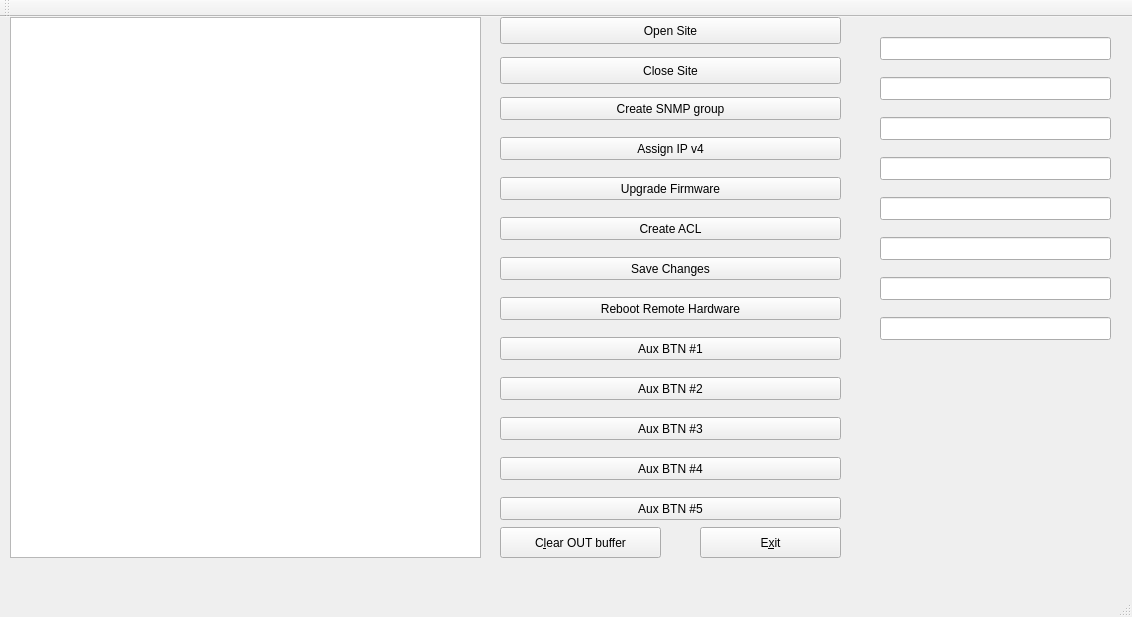
metallistov20/trafinject-2, file iface.ui: the form before one commit.
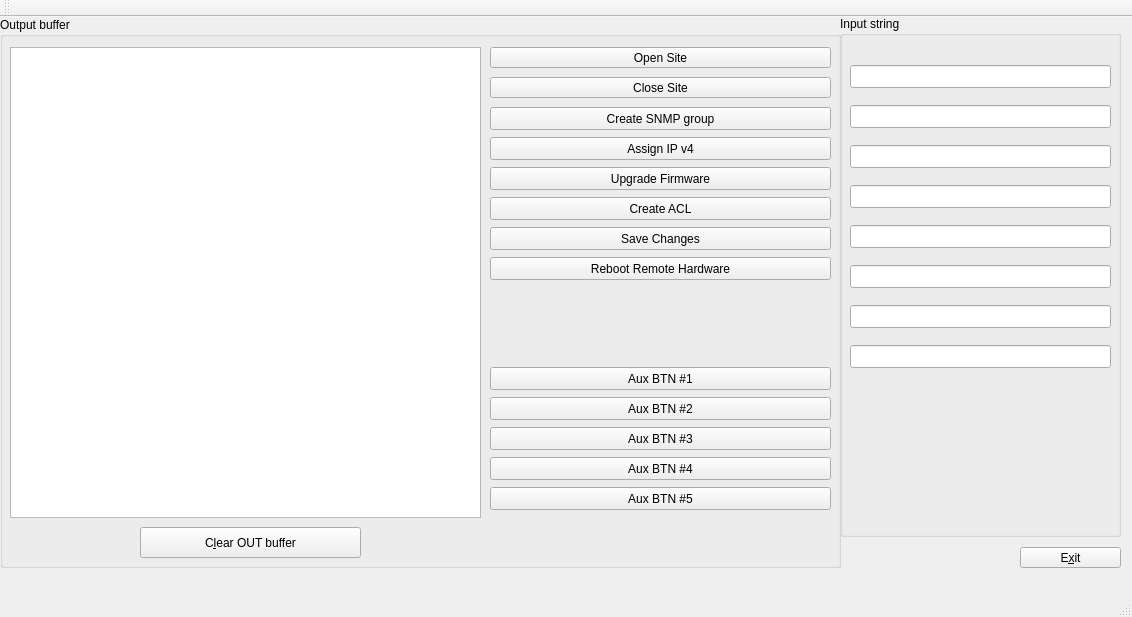
The form after the commit.

The edit to the form file:
```diff
--- a/iface.ui
+++ b/iface.ui
@@ -14,59 +14,128 @@
    <string>iface</string>
   </property>
   <widget class="QWidget" name="centralWidget">
-   <widget class="QTextBrowser" name="textBrowser">
+   <widget class="QLineEdit" name="lineEdit">
     <property name="geometry">
      <rect>
-      <x>10</x>
-      <y>0</y>
-      <width>471</width>
-      <height>541</height>
+      <x>850</x>
+      <y>48</y>
+      <width>261</width>
+      <height>23</height>
      </rect>
     </property>
    </widget>
-   <widget class="QPushButton" name="pushButton">
+   <widget class="QLineEdit" name="lineEdit_2">
     <property name="geometry">
      <rect>
-      <x>500</x>
-      <y>0</y>
-      <width>341</width>
-      <height>27</height>
+      <x>850</x>
+      <y>88</y>
+      <width>261</width>
+      <height>23</height>
      </rect>
     </property>
-    <property name="text">
-     <string>Open Site</string>
+   </widget>
+   <widget class="QLineEdit" name="lineEdit_3">
+    <property name="geometry">
+     <rect>
+      <x>850</x>
+      <y>128</y>
+      <width>261</width>
+      <height>23</height>
+     </rect>
     </property>
    </widget>
-   <widget class="QPushButton" name="pushButton_2">
+   <widget class="QLineEdit" name="lineEdit_4">
     <property name="geometry">
      <rect>
-      <x>500</x>
-      <y>40</y>
+      <x>850</x>
+      <y>168</y>
+      <width>261</width>
+      <height>23</height>
+     </rect>
+    </property>
+   </widget>
+   <widget class="QLineEdit" name="lineEdit_5">
+    <property name="geometry">
+     <rect>
+      <x>850</x>
+      <y>208</y>
+      <width>261</width>
+      <height>23</height>
+     </rect>
+    </property>
+   </widget>
+   <widget class="QLineEdit" name="lineEdit_6">
+    <property name="geometry">
+     <rect>
+      <x>850</x>
+      <y>248</y>
+      <width>261</width>
+      <height>23</height>
+     </rect>
+    </property>
+   </widget>
+   <widget class="QLineEdit" name="lineEdit_7">
+    <property name="geometry">
+     <rect>
+      <x>850</x>
+      <y>288</y>
+      <width>261</width>
+      <height>23</height>
+     </rect>
+    </property>
+   </widget>
+   <widget class="QLineEdit" name="lineEdit_8">
+    <property name="geometry">
+     <rect>
+      <x>850</x>
+      <y>328</y>
+      <width>261</width>
+      <height>23</height>
+     </rect>
+    </property>
+   </widget>
+   <widget class="QGroupBox" name="groupBox">
+    <property name="geometry">
+     <rect>
+      <x>0</x>
+      <y>0</y>
+      <width>841</width>
+      <height>551</height>
+     </rect>
+    </property>
+    <property name="title">
+     <string>Output buffer</string>
+    </property>
+    <widget class="QPushButton" name="pushButton_6">
+     <property name="geometry">
+      <rect>
+       <x>490</x>
+       <y>180</y>
       <width>341</width>
-      <height>27</height>
+       <height>23</height>
      </rect>
     </property>
     <property name="text">
-     <string>Close Site</string>
-    </property>
-   </widget>
-   <widget class="QPushButton" name="pushButton_3">
+      <string>Create ACL</string>
+     </property>
+    </widget>
+    <widget class="QPushButton" name="pushButton_5">
     <property name="geometry">
      <rect>
-      <x>500</x>
-      <y>80</y>
+       <x>490</x>
+       <y>150</y>
       <width>341</width>
       <height>23</height>
      </rect>
     </property>
     <property name="text">
-     <string>Create SNMP group</string>
+      <string>Upgrade Firmware</string>
     </property>
    </widget>
    <widget class="QPushButton" name="pushButton_4">
     <property name="geometry">
      <rect>
-      <x>500</x>
+       <x>490</x>
       <y>120</y>
       <width>341</width>
       <height>23</height>
@@ -76,50 +145,50 @@
      <string>Assign IP v4</string>
     </property>
    </widget>
-   <widget class="QPushButton" name="pushButton_5">
+    <widget class="QPushButton" name="pushButton_3">
     <property name="geometry">
      <rect>
-      <x>500</x>
-      <y>160</y>
+       <x>490</x>
+       <y>90</y>
       <width>341</width>
       <height>23</height>
      </rect>
     </property>
     <property name="text">
-     <string>Upgrade Firmware</string>
-    </property>
-   </widget>
-   <widget class="QPushButton" name="pushButton_6">
+      <string>Create SNMP group</string>
+     </property>
+    </widget>
+    <widget class="QPushButton" name="pushButton_2">
     <property name="geometry">
      <rect>
-      <x>500</x>
-      <y>200</y>
+       <x>490</x>
+       <y>60</y>
       <width>341</width>
-      <height>23</height>
+       <height>21</height>
      </rect>
     </property>
     <property name="text">
-     <string>Create ACL</string>
-    </property>
-   </widget>
-   <widget class="QPushButton" name="pushButton_7">
+      <string>Close Site</string>
+     </property>
+    </widget>
+    <widget class="QPushButton" name="pushButton">
     <property name="geometry">
      <rect>
-      <x>500</x>
-      <y>240</y>
+       <x>490</x>
+       <y>30</y>
       <width>341</width>
-      <height>23</height>
+       <height>21</height>
      </rect>
     </property>
     <property name="text">
-     <string>Save Changes</string>
+      <string>Open Site</string>
     </property>
    </widget>
    <widget class="QPushButton" name="pushButton_8">
     <property name="geometry">
      <rect>
-      <x>500</x>
-      <y>280</y>
+       <x>490</x>
+       <y>240</y>
       <width>341</width>
       <height>23</height>
      </rect>
@@ -128,37 +197,11 @@
      <string>Reboot Remote Hardware</string>
     </property>
    </widget>
-   <widget class="QPushButton" name="pushButtonExit">
-    <property name="geometry">
-     <rect>
-      <x>700</x>
-      <y>510</y>
-      <width>141</width>
-      <height>31</height>
-     </rect>
-    </property>
-    <property name="text">
-     <string>E&amp;xit</string>
-    </property>
-   </widget>
-   <widget class="QPushButton" name="pushButton_9">
-    <property name="geometry">
-     <rect>
-      <x>500</x>
-      <y>320</y>
-      <width>341</width>
-      <height>23</height>
-     </rect>
-    </property>
-    <property name="text">
-     <string>Aux BTN #1</string>
-    </property>
-   </widget>
    <widget class="QPushButton" name="pushButton_10">
     <property name="geometry">
      <rect>
-      <x>500</x>
-      <y>360</y>
+       <x>490</x>
+       <y>380</y>
       <width>341</width>
       <height>23</height>
      </rect>
@@ -170,8 +213,8 @@
    <widget class="QPushButton" name="pushButton_11">
     <property name="geometry">
      <rect>
-      <x>500</x>
-      <y>400</y>
+       <x>490</x>
+       <y>410</y>
       <width>341</width>
       <height>23</height>
      </rect>
@@ -183,7 +226,7 @@
    <widget class="QPushButton" name="pushButton_12">
     <property name="geometry">
      <rect>
-      <x>500</x>
+       <x>490</x>
       <y>440</y>
       <width>341</width>
       <height>23</height>
@@ -196,8 +239,8 @@
    <widget class="QPushButton" name="pushButton_13">
     <property name="geometry">
      <rect>
-      <x>500</x>
-      <y>480</y>
+       <x>490</x>
+       <y>470</y>
       <width>341</width>
       <height>23</height>
      </rect>
@@ -206,12 +249,48 @@
      <string>Aux BTN #5</string>
     </property>
    </widget>
+    <widget class="QPushButton" name="pushButton_7">
+     <property name="geometry">
+      <rect>
+       <x>490</x>
+       <y>210</y>
+       <width>341</width>
+       <height>23</height>
+      </rect>
+     </property>
+     <property name="text">
+      <string>Save Changes</string>
+     </property>
+    </widget>
+    <widget class="QPushButton" name="pushButton_9">
+     <property name="geometry">
+      <rect>
+       <x>490</x>
+       <y>350</y>
+       <width>341</width>
+       <height>23</height>
+      </rect>
+     </property>
+     <property name="text">
+      <string>Aux BTN #1</string>
+     </property>
+    </widget>
+    <widget class="QTextBrowser" name="textBrowser">
+     <property name="geometry">
+      <rect>
+       <x>10</x>
+       <y>30</y>
+       <width>471</width>
+       <height>471</height>
+      </rect>
+     </property>
+    </widget>
    <widget class="QPushButton" name="pushButtonClear">
     <property name="geometry">
      <rect>
-      <x>500</x>
+       <x>140</x>
       <y>510</y>
-      <width>161</width>
+       <width>221</width>
       <height>31</height>
      </rect>
     </property>
@@ -219,93 +298,44 @@
      <string>C&amp;lear OUT buffer</string>
     </property>
    </widget>
-   <widget class="QLineEdit" name="lineEdit">
-    <property name="geometry">
-     <rect>
-      <x>880</x>
-      <y>20</y>
-      <width>231</width>
-      <height>23</height>
-     </rect>
-    </property>
    </widget>
-   <widget class="QLineEdit" name="lineEdit_2">
+   <widget class="QPushButton" name="pushButtonExit">
     <property name="geometry">
      <rect>
-      <x>880</x>
-      <y>60</y>
-      <width>231</width>
-      <height>23</height>
+      <x>1020</x>
+      <y>530</y>
+      <width>101</width>
+      <height>21</height>
      </rect>
     </property>
-   </widget>
-
-   <widget class="QLineEdit" name="lineEdit_3">
-    <property name="geometry">
-     <rect>
-      <x>880</x>
-      <y>100</y>
-      <width>231</width>
-      <height>23</height>
-     </rect>
+    <property name="text">
+     <string>E&amp;xit</string>
     </property>
    </widget>
-
-   <widget class="QLineEdit" name="lineEdit_4">
+   <widget class="QGroupBox" name="groupBox_2">
     <property name="geometry">
      <rect>
-      <x>880</x>
-      <y>140</y>
-      <width>231</width>
-      <height>23</height>
+      <x>840</x>
+      <y>-1</y>
+      <width>281</width>
+      <height>521</height>
      </rect>
     </property>
-   </widget>
-
-   <widget class="QLineEdit" name="lineEdit_5">
-    <property name="geometry">
-     <rect>
-      <x>880</x>
-      <y>180</y>
-      <width>231</width>
-      <height>23</height>
-     </rect>
+    <property name="title">
+     <string>Input string</string>
     </property>
    </widget>
-
-   <widget class="QLineEdit" name="lineEdit_6">
-    <property name="geometry">
-     <rect>
-      <x>880</x>
-      <y>220</y>
-      <width>231</width>
-      <height>23</height>
-     </rect>
-    </property>
-   </widget>
-
-   <widget class="QLineEdit" name="lineEdit_7">
-    <property name="geometry">
-     <rect>
-      <x>880</x>
-      <y>260</y>
-      <width>231</width>
-      <height>23</height>
-     </rect>
-    </property>
-   </widget>
-
-   <widget class="QLineEdit" name="lineEdit_8">
-    <property name="geometry">
-     <rect>
-      <x>880</x>
-      <y>300</y>
-      <width>231</width>
-      <height>23</height>
-     </rect>
-    </property>
-   </widget>
-
+   <zorder>groupBox_2</zorder>
+   <zorder>groupBox</zorder>
+   <zorder>lineEdit</zorder>
+   <zorder>lineEdit_2</zorder>
+   <zorder>lineEdit_3</zorder>
+   <zorder>lineEdit_4</zorder>
+   <zorder>lineEdit_5</zorder>
+   <zorder>lineEdit_6</zorder>
+   <zorder>lineEdit_7</zorder>
+   <zorder>lineEdit_8</zorder>
+   <zorder>pushButtonExit</zorder>
   </widget>
   <widget class="QMenuBar" name="menuBar">
    <property name="geometry">
```
Lines whose indentation alone changed are shown as unchanged.
